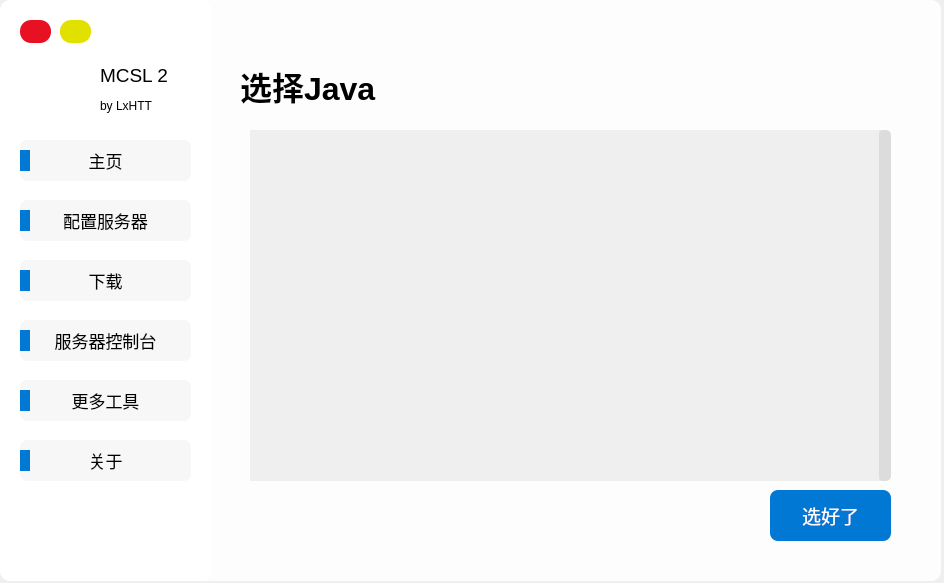
The window that resources/MCSL2_MainWindow.ui (MCSLTeam/MCSL2) describes before a commit, drawn with Qt 5.
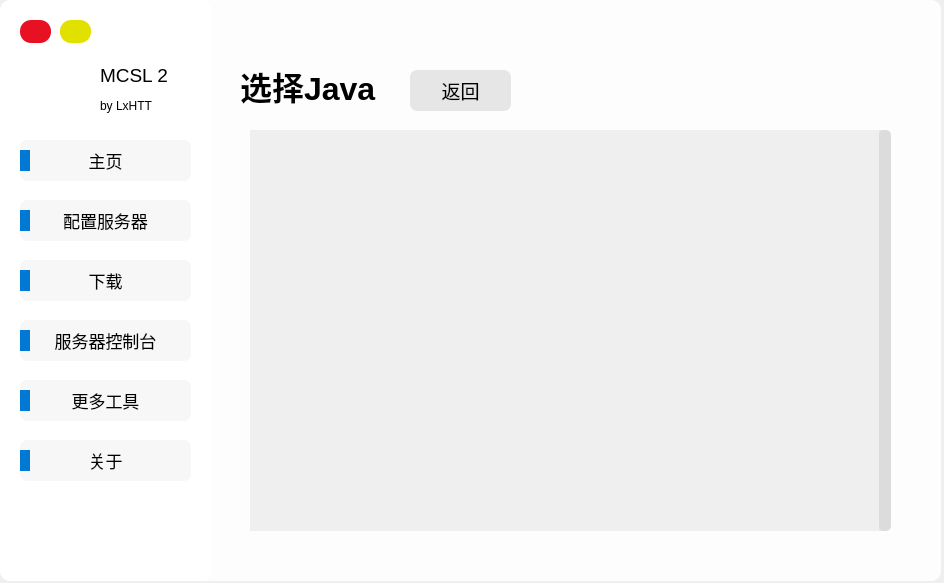
The same window after the commit. The open tabs and pages were chosen to show the change. Icons and pictures are not drawn.

Patch:
```diff
--- a/resources/MCSL2_MainWindow.ui
+++ b/resources/MCSL2_MainWindow.ui
@@ -3001,10 +3001,10 @@
      <widget class="QPushButton" name="Completed_Choose_Java_PushButton">
       <property name="geometry">
        <rect>
-        <x>560</x>
-        <y>510</y>
-        <width>121</width>
-        <height>51</height>
+        <x>200</x>
+        <y>90</y>
+        <width>101</width>
+        <height>41</height>
        </rect>
       </property>
       <property name="font">
@@ -3019,9 +3019,13 @@
       <property name="styleSheet">
        <string notr="true">QPushButton
 {
-	background-color: rgb(0, 120, 212);
-	border-radius: 8px;
-	color: rgb(255, 255, 255);
+	background-color: rgb(230, 230, 230);
+	border-radius: 7px;
+}
+QPushButton:hover
+{
+	background-color: rgb(227, 227, 227);
+	border-radius: 7px;
 }
 QPushButton:pressed
 {
@@ -3031,7 +3035,7 @@
 }</string>
       </property>
       <property name="text">
-       <string>选好了</string>
+       <string>返回</string>
       </property>
       <property name="flat">
        <bool>false</bool>
@@ -3043,7 +3047,7 @@
         <x>40</x>
         <y>150</y>
         <width>641</width>
-        <height>351</height>
+        <height>401</height>
        </rect>
       </property>
       <property name="cursor" stdset="0">
@@ -3109,7 +3113,7 @@
          <x>0</x>
          <y>0</y>
          <width>629</width>
-         <height>351</height>
+         <height>401</height>
         </rect>
        </property>
        <layout class="QVBoxLayout" name="verticalLayout_6">
```
Left out of the diff: 9 changed lines with no effect on the pictures.
